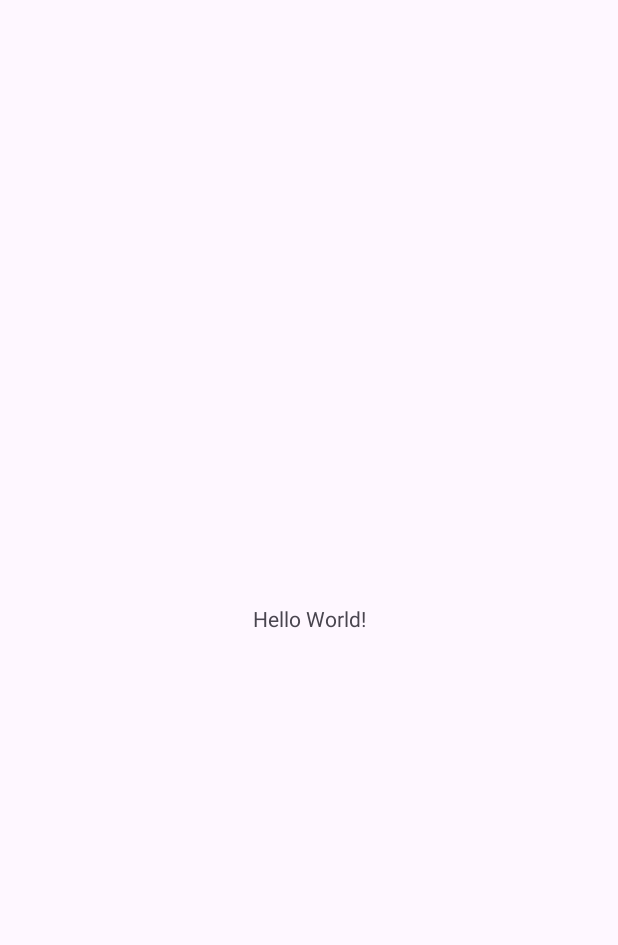
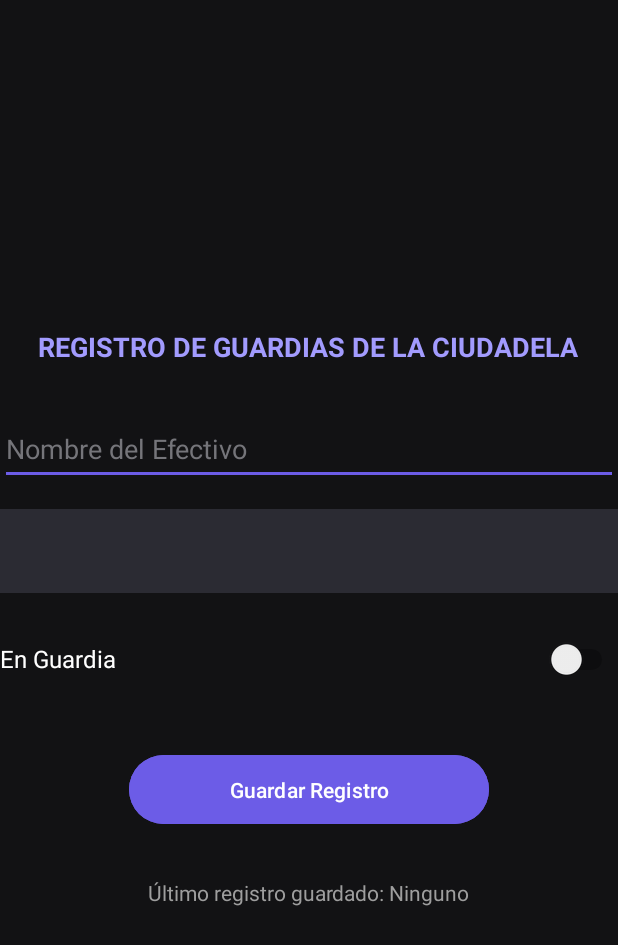
Before and after one commit to guillemtnz/LABRegistroGuardias, an Android app: the screen it shows after launch (MainActivity), on a phone screen of 412 x 824 dp. Before the commit the part shown is almost empty. Shown: the top 945 px of the screen. Run offline under Robolectric (Android 15) with nearby library versions, the phone set to English and light mode, and no system bars.

Commit message:
Version a 37 y activity_main
Activity main completo y cambio la version del compile sdk para que me funcione

```diff
--- a/app/build.gradle.kts
+++ b/app/build.gradle.kts
@@ -5,7 +5,7 @@ plugins {
 android {
     namespace = "com.example.labregistroguardias"
     compileSdk {
-        version = release(36) {
+        version = release(37) {
             minorApiLevel = 1
         }
     }
--- a/app/src/main/res/layout/activity_main.xml
+++ b/app/src/main/res/layout/activity_main.xml
@@ -1,19 +1,69 @@
 <?xml version="1.0" encoding="utf-8"?>
-<androidx.constraintlayout.widget.ConstraintLayout xmlns:android="http://schemas.android.com/apk/res/android"
-    xmlns:app="http://schemas.android.com/apk/res-auto"
+<LinearLayout xmlns:android="http://schemas.android.com/apk/res/android"
     xmlns:tools="http://schemas.android.com/tools"
     android:id="@+id/main"
     android:layout_width="match_parent"
     android:layout_height="match_parent"
+    android:orientation="vertical"
+    android:gravity="center"
+    android:padding="24dp"
+    android:background="#121214"
     tools:context=".MainActivity">
 
     <TextView
         android:layout_width="wrap_content"
         android:layout_height="wrap_content"
-        android:text="Hello World!"
-        app:layout_constraintBottom_toBottomOf="parent"
-        app:layout_constraintEnd_toEndOf="parent"
-        app:layout_constraintStart_toStartOf="parent"
-        app:layout_constraintTop_toTopOf="parent" />
+        android:text="REGISTRO DE GUARDIAS DE LA CIUDADELA"
+        android:textColor="#A29BFE"
+        android:textSize="18sp"
+        android:textStyle="bold"
+        android:layout_marginBottom="32dp"/>
 
-</androidx.constraintlayout.widget.ConstraintLayout>
+    <!-- Nombre del efectivo (KEY_SOLDADO) -->
+    <EditText
+        android:id="@+id/etSoldado"
+        android:layout_width="match_parent"
+        android:layout_height="48dp"
+        android:hint="Nombre del Efectivo"
+        android:textColor="#FFFFFF"
+        android:textColorHint="#75757A"
+        android:backgroundTint="#6C5CE7"
+        android:inputType="textPersonName"
+        android:layout_marginBottom="16dp"/>
+
+    <!-- Rango militar (KEY_RANGO) -->
+    <Spinner
+        android:id="@+id/spinnerRango"
+        android:layout_width="match_parent"
+        android:layout_height="56dp"
+        android:background="#2B2B33"
+        android:spinnerMode="dropdown"
+        android:layout_marginBottom="16dp"/>
+
+    <!-- Estado del turno (KEY_ESTADO) -->
+    <Switch
+        android:id="@+id/switchEstado"
+        android:layout_width="match_parent"
+        android:layout_height="56dp"
+        android:text="En Guardia"
+        android:textColor="#FFFFFF"
+        android:textSize="16sp"
+        android:layout_marginBottom="32dp"/>
+
+    <Button
+        android:id="@+id/btnGuardar"
+        android:layout_width="240dp"
+        android:layout_height="54dp"
+        android:text="Guardar Registro"
+        android:backgroundTint="#6C5CE7"
+        android:layout_marginBottom="32dp"/>
+
+    <TextView
+        android:id="@+id/tvUltimoRegistro"
+        android:layout_width="wrap_content"
+        android:layout_height="wrap_content"
+        android:text="Último registro guardado: Ninguno"
+        android:textColor="#9E9E9E"
+        android:textSize="14sp"/>
+
+</LinearLayout>
```
